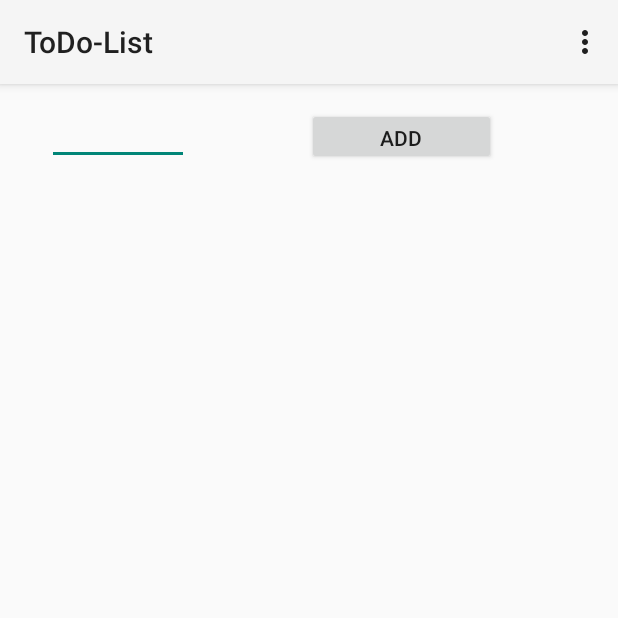
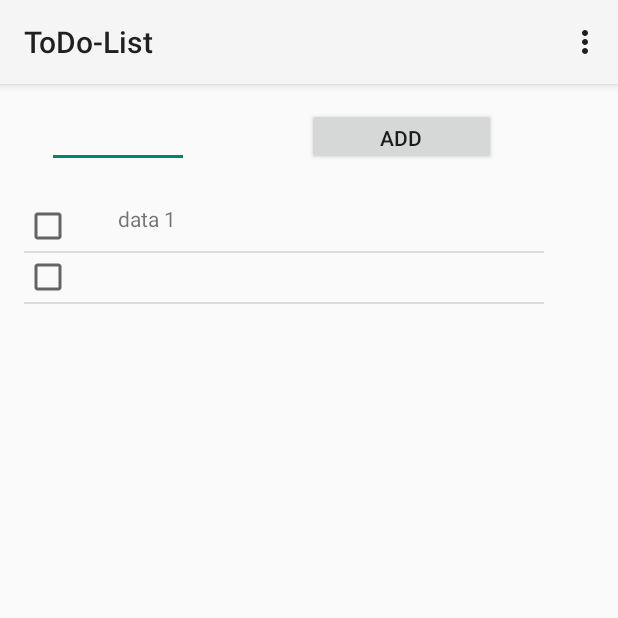
Before and after one commit to gendai/ToDo-List, an Android app: the screen it shows after launch (MainActivity), in the options menu, after a tap on "Settings", on a phone screen of 412 x 824 dp, the top half of it. Run offline under Robolectric (Android 15) with nearby library versions, the phone set to English and light mode, and no system bars.

Commit message:
Milestone02

```diff
--- /dev/null
+++ b/app/src/main/java/com/example/english/todo_list/CusAdapt.java
@@ -0,0 +1,56 @@
+package com.example.english.todo_list;
+
+import android.content.Context;
+import android.view.LayoutInflater;
+import android.view.View;
+import android.view.ViewGroup;
+import android.widget.BaseAdapter;
+import android.widget.TextView;
+
+import java.util.ArrayList;
+import java.util.List;
+
+class CusAdapt extends BaseAdapter {
+
+    Context context;
+    String[] data;
+    ArrayList<String> lsts;
+    private static LayoutInflater inflater = null;
+
+    public CusAdapt(Context context, String[] data, ArrayList<String> ls) {
+        this.context = context;
+        this.data = data;
+        this.lsts = ls;
+        inflater = (LayoutInflater) context
+                .getSystemService(Context.LAYOUT_INFLATER_SERVICE);
+    }
+
+    public void add(String s){
+        lsts.add(s);
+    }
+
+    @Override
+    public int getCount() {
+        return lsts.size();
+    }
+
+    @Override
+    public Object getItem(int position) {
+        return lsts.get(position);
+    }
+
+    @Override
+    public long getItemId(int position) {
+        return position;
+    }
+
+    @Override
+    public View getView(int position, View convertView, ViewGroup parent) {
+        View vi = convertView;
+        if (vi == null)
+            vi = inflater.inflate(R.layout.items, null);
+        TextView text = (TextView) vi.findViewById(R.id.textList);
+        text.setText(lsts.get(position));
+        return vi;
+    }
+}
--- a/app/src/main/java/com/example/english/todo_list/MainActivity.java
+++ b/app/src/main/java/com/example/english/todo_list/MainActivity.java
@@ -2,17 +2,25 @@ package com.example.english.todo_list;
 
 import android.app.Activity;
 import android.os.Bundle;
+import android.util.Log;
 import android.view.Menu;
 import android.view.MenuItem;
+import android.view.View;
+import android.widget.ArrayAdapter;
 import android.widget.Button;
 import android.widget.EditText;
 import android.widget.ListView;
+
+import java.util.ArrayList;
+import java.util.List;
 
 public class MainActivity extends Activity {
 
     Button addb;
     EditText edt;
     ListView lstv;
+    ArrayAdapter<String> aa;
+    ArrayList<String> al;
 
     @Override
     protected void onCreate(Bundle savedInstanceState) {
@@ -21,6 +29,26 @@ public class MainActivity extends Activity {
         addb = (Button) findViewById(R.id.buttonADD);
         edt = (EditText) findViewById(R.id.textbox);
         lstv = (ListView) findViewById(R.id.ListView);
+        al = new ArrayList<String>();
+        aa = new ArrayAdapter<String>(this, R.layout.items, android.R.id.text1, al);
+        ArrayList<String> listtest = new ArrayList<String>();
+        listtest.add("data 1");
+        final CusAdapt cus = new CusAdapt(this, new String[]{"Data 1"}, listtest);
+        lstv.setAdapter(cus);
+        addb.setOnClickListener(new View.OnClickListener() {
+            @Override
+            public void onClick(View v) {
+                cus.add(edt.getText().toString());
+                cus.notifyDataSetChanged();
+                edt.setText("");
+            }
+        });
+        //lstv.setOnClickListener(new View.OnClickListener() {
+          //  @Override
+            //public void onClick(View v) {
+//
+  //          }
+    //    });
     }
 
     @Override
--- a/app/src/main/res/layout/activity_main.xml
+++ b/app/src/main/res/layout/activity_main.xml
@@ -11,7 +11,7 @@
         android:id="@+id/textbox"
         android:layout_width="15mm"
         android:layout_height="6mm"
-        android:layout_marginBottom="16dp"
+        android:layout_marginTop="2dp"
         android:layout_marginLeft="15dp" />
 
     <Button
@@ -25,6 +25,7 @@
         android:id="@+id/ListView"
         android:layout_width="55mm"
         android:layout_height="65mm"
-        android:layout_marginTop="10mm"></ListView>
+        android:layout_marginTop="10mm"
+        tools:listitem="@layout/items"></ListView>
 
 </RelativeLayout>
--- /dev/null
+++ b/app/src/main/res/layout/items.xml
@@ -0,0 +1,17 @@
+<?xml version="1.0" encoding="utf-8"?>
+<LinearLayout xmlns:android="http://schemas.android.com/apk/res/android"
+    android:orientation="vertical" android:layout_width="match_parent"
+    android:layout_height="match_parent">
+
+    <CheckBox
+        android:id="@+id/checkbox"
+        android:layout_width="5mm"
+        android:layout_height="5mm"/>
+
+    <TextView
+        android:id="@+id/textList"
+        android:layout_marginTop="-4.8mm"
+        android:layout_marginLeft="10mm"
+        android:layout_width="30mm"
+        android:layout_height="5mm" />
+</LinearLayout>
```
